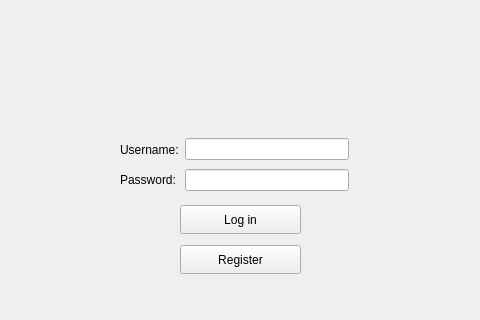
Before: the Qt Designer form mainwindow.ui in CS180-spring/cs180-21-wooohooo, drawn with Qt 5; both pictures show x 130 to 610 and y 285 to 605 of the 774 by 605 pixel window.
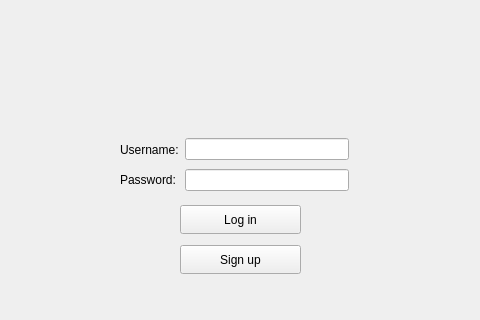
After: the same form once the commit is applied.

Patch:
```diff
--- a/mainwindow.ui
+++ b/mainwindow.ui
@@ -75,7 +75,7 @@
      </rect>
     </property>
     <property name="text">
-     <string>Register</string>
+     <string>Sign up</string>
     </property>
    </widget>
    <widget class="QWidget" name="">
```
Left out of the diff: 8 changed lines with no effect on the pictures.
